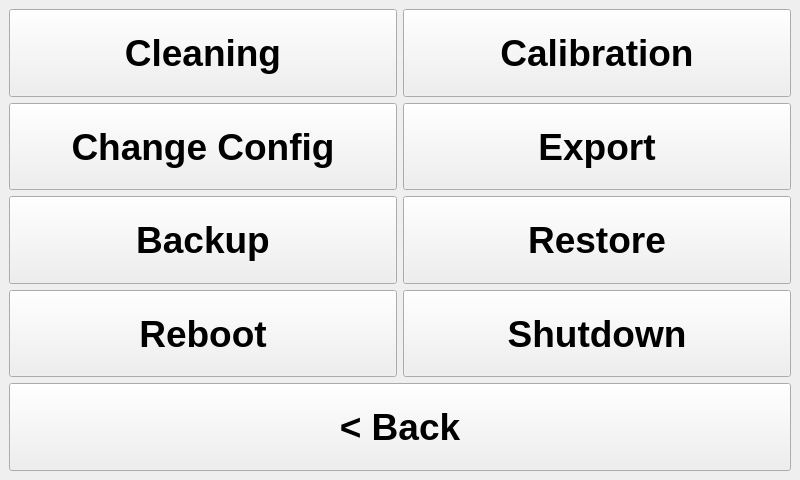
First picture: the form in src/ui_elements/optionwindow.ui, repository AndreWohnsland/CocktailBerry, before the edit.
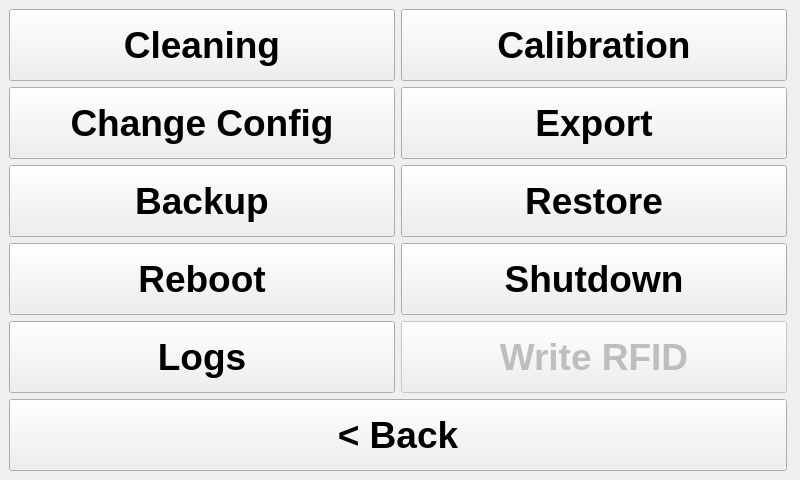
Second picture: the form after the edit.

Commit message: Add log and rfid button

The edit to the form file:
```diff
--- a/src/ui_elements/optionwindow.ui
+++ b/src/ui_elements/optionwindow.ui
@@ -39,49 +39,45 @@
   </property>
   <widget class="QWidget" name="centralwidget">
    <layout class="QGridLayout" name="gridLayout">
-    <item row="5" column="0">
-     <widget class="QPushButton" name="button_back">
-      <property name="maximumSize">
-       <size>
-        <width>5000</width>
-        <height>300</height>
-       </size>
-      </property>
-      <property name="font">
-       <font>
-        <pointsize>28</pointsize>
-        <weight>75</weight>
-        <bold>true</bold>
-       </font>
-      </property>
-      <property name="text">
-       <string>&lt; Back</string>
-      </property>
-     </widget>
-    </item>
     <item row="4" column="0">
-     <layout class="QHBoxLayout" name="horizontalLayout">
-      <item>
-       <widget class="QPushButton" name="button_reboot">
-        <property name="maximumSize">
-         <size>
-          <width>5000</width>
-          <height>300</height>
-         </size>
-        </property>
-        <property name="font">
-         <font>
-          <pointsize>28</pointsize>
-          <weight>75</weight>
-          <bold>true</bold>
-         </font>
-        </property>
-        <property name="text">
-         <string>Reboot</string>
-        </property>
-       </widget>
-      </item>
+     <widget class="QScrollArea" name="scrollArea">
+      <property name="frameShape">
+       <enum>QFrame::NoFrame</enum>
+      </property>
+      <property name="frameShadow">
+       <enum>QFrame::Plain</enum>
+      </property>
+      <property name="lineWidth">
+       <number>1</number>
+      </property>
+      <property name="widgetResizable">
+       <bool>true</bool>
+      </property>
+      <widget class="QWidget" name="scrollAreaWidgetContents">
+       <property name="geometry">
+        <rect>
+         <x>0</x>
+         <y>0</y>
+         <width>782</width>
+         <height>462</height>
+        </rect>
+       </property>
+       <layout class="QVBoxLayout" name="verticalLayout_3">
+        <property name="leftMargin">
+         <number>0</number>
+        </property>
+        <property name="topMargin">
+         <number>0</number>
+        </property>
+        <property name="rightMargin">
+         <number>4</number>
+        </property>
+        <property name="bottomMargin">
+         <number>0</number>
+        </property>
       <item>
+         <layout class="QGridLayout" name="gridLayout_2">
+          <item row="3" column="1">
        <widget class="QPushButton" name="button_shutdown">
         <property name="maximumSize">
          <size>
@@ -101,12 +97,8 @@
         </property>
        </widget>
       </item>
-     </layout>
-    </item>
     <item row="1" column="0">
-     <layout class="QHBoxLayout" name="horizontalLayout_2">
-      <item>
-       <widget class="QPushButton" name="button_clean">
+           <widget class="QPushButton" name="button_config">
         <property name="maximumSize">
          <size>
           <width>5000</width>
@@ -121,11 +113,31 @@
          </font>
         </property>
         <property name="text">
-         <string>Cleaning</string>
+             <string>Change Config</string>
         </property>
        </widget>
       </item>
-      <item>
+          <item row="1" column="1">
+           <widget class="QPushButton" name="button_export">
+            <property name="maximumSize">
+             <size>
+              <width>5000</width>
+              <height>300</height>
+             </size>
+            </property>
+            <property name="font">
+             <font>
+              <pointsize>28</pointsize>
+              <weight>75</weight>
+              <bold>true</bold>
+             </font>
+            </property>
+            <property name="text">
+             <string>Export</string>
+            </property>
+           </widget>
+          </item>
+          <item row="0" column="1">
        <widget class="QPushButton" name="button_calibration">
         <property name="maximumSize">
          <size>
@@ -145,11 +157,27 @@
         </property>
        </widget>
       </item>
-     </layout>
-    </item>
-    <item row="3" column="0">
-     <layout class="QHBoxLayout" name="horizontalLayout_3">
-      <item>
+          <item row="0" column="0">
+           <widget class="QPushButton" name="button_clean">
+            <property name="maximumSize">
+             <size>
+              <width>5000</width>
+              <height>300</height>
+             </size>
+            </property>
+            <property name="font">
+             <font>
+              <pointsize>28</pointsize>
+              <weight>75</weight>
+              <bold>true</bold>
+             </font>
+            </property>
+            <property name="text">
+             <string>Cleaning</string>
+            </property>
+           </widget>
+          </item>
+          <item row="2" column="0">
        <widget class="QPushButton" name="button_backup">
         <property name="maximumSize">
          <size>
@@ -169,7 +197,27 @@
         </property>
        </widget>
       </item>
-      <item>
+          <item row="3" column="0">
+           <widget class="QPushButton" name="button_reboot">
+            <property name="maximumSize">
+             <size>
+              <width>5000</width>
+              <height>300</height>
+             </size>
+            </property>
+            <property name="font">
+             <font>
+              <pointsize>28</pointsize>
+              <weight>75</weight>
+              <bold>true</bold>
+             </font>
+            </property>
+            <property name="text">
+             <string>Reboot</string>
+            </property>
+           </widget>
+          </item>
+          <item row="2" column="1">
        <widget class="QPushButton" name="button_restore">
         <property name="maximumSize">
          <size>
@@ -189,12 +237,28 @@
         </property>
        </widget>
       </item>
-     </layout>
-    </item>
-    <item row="2" column="0">
-     <layout class="QHBoxLayout" name="horizontalLayout_4">
-      <item>
-       <widget class="QPushButton" name="button_config">
+          <item row="5" column="0" colspan="2">
+           <widget class="QPushButton" name="button_back">
+            <property name="maximumSize">
+             <size>
+              <width>5000</width>
+              <height>300</height>
+             </size>
+            </property>
+            <property name="font">
+             <font>
+              <pointsize>28</pointsize>
+              <weight>75</weight>
+              <bold>true</bold>
+             </font>
+            </property>
+            <property name="text">
+             <string>&lt; Back</string>
+            </property>
+           </widget>
+          </item>
+          <item row="4" column="0">
+           <widget class="QPushButton" name="log_button">
         <property name="maximumSize">
          <size>
           <width>5000</width>
@@ -209,12 +273,15 @@
          </font>
         </property>
         <property name="text">
-         <string>Change Config</string>
+             <string>Logs</string>
         </property>
        </widget>
       </item>
-      <item>
-       <widget class="QPushButton" name="button_export">
+          <item row="4" column="1">
+           <widget class="QPushButton" name="rfid_button">
+            <property name="enabled">
+             <bool>false</bool>
+            </property>
         <property name="maximumSize">
          <size>
           <width>5000</width>
@@ -229,11 +296,15 @@
          </font>
         </property>
         <property name="text">
-         <string>Export</string>
+             <string>Write RFID</string>
         </property>
        </widget>
       </item>
      </layout>
+        </item>
+       </layout>
+      </widget>
+     </widget>
     </item>
    </layout>
   </widget>
```
Lines whose indentation alone changed are shown as unchanged. The commit also changes 1 other file.
